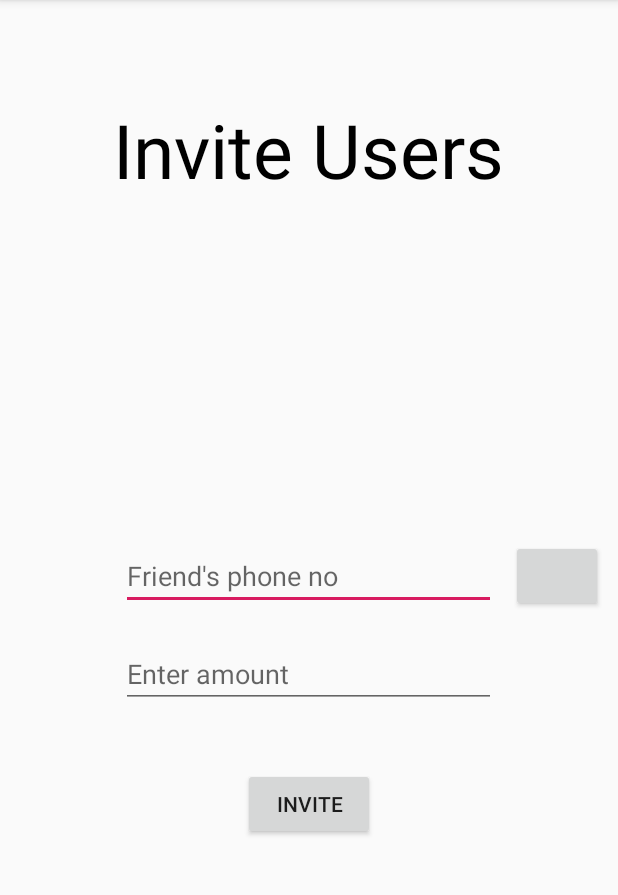
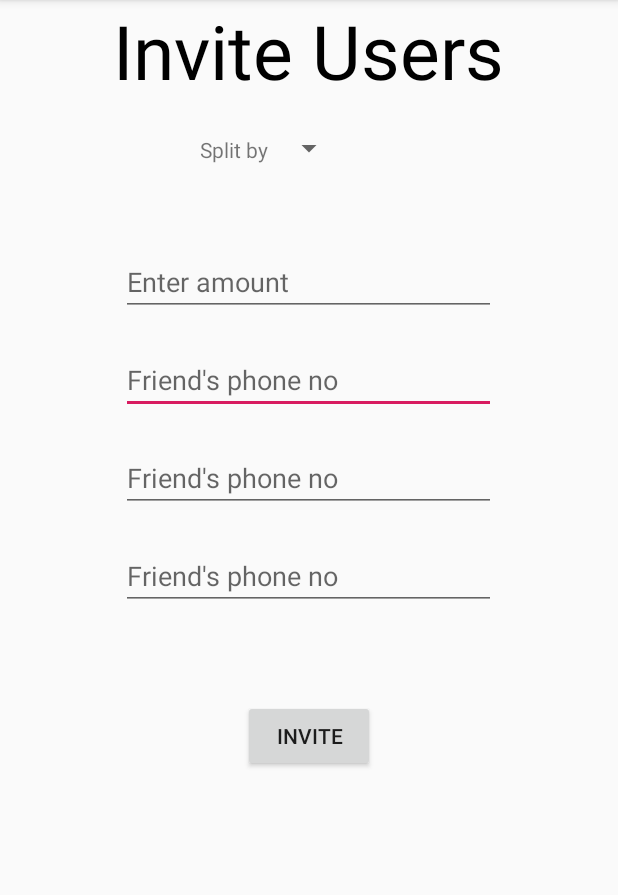
Before and after one commit to achuth10/AGSH, an Android app: the Invites screen opened directly, with no data from a screen before it, on a phone screen of 412 x 824 dp, the part 84-979 px from its top. Run offline under Robolectric (Android 15) with nearby library versions, the phone set to English and light mode, and no system bars; our stand-ins replace Firebase (no records; nobody signed in at launch, a user with empty details on screens opened directly).

Commit message:
Pre-expense sharing

```diff
--- a/app/src/main/java/com/example/agsh/AddBalance.java
+++ b/app/src/main/java/com/example/agsh/AddBalance.java
@@ -49,7 +49,18 @@ private EditText amt;
         amznpay= findViewById(R.id.AddMoneyBtnTempAmzn);
         paytm = findViewById(R.id.AddMoneyBtnTempPaytm);
 
-
+        addmoney.setOnLongClickListener(new View.OnLongClickListener() {
+            @Override
+            public boolean onLongClick(View v) {
+                quick.setVisibility(View.VISIBLE);
+                amznpay.setVisibility(View.VISIBLE);
+                paytm.setVisibility(View.VISIBLE);
+                return true;
+            }
+        });
+        quick.setVisibility(View.INVISIBLE);
+        amznpay.setVisibility(View.INVISIBLE);
+        paytm.setVisibility(View.INVISIBLE);
         addmoney.setEnabled(false);
         quick.setEnabled(false);
         amznpay.setEnabled(false);
--- a/app/src/main/java/com/example/agsh/Invites.java
+++ b/app/src/main/java/com/example/agsh/Invites.java
@@ -31,8 +31,8 @@ public class Invites extends AppCompatActivity {
     private static final int RESULT_PICK_CONTACT = 135;
     private DatabaseReference UserDatabaseReference;
     private FirebaseAuth firebaseAuth;
-    private Button invite,phonebook;
-    private EditText number, amt;
+    private Button invite;//,phonebook;
+    private EditText number, amt,number0,number1;
 
     @Override
     protected void onCreate(Bundle savedInstanceState) {
@@ -42,8 +42,11 @@ public class Invites extends AppCompatActivity {
         UserDatabaseReference = FirebaseDatabase.getInstance().getReference().child("Users").child(firebaseAuth.getUid());
         invite = findViewById(R.id.Invitebtn);
         number = findViewById(R.id.InviteNumber);
+        number0= findViewById(R.id.InviteNumber0);
+        number1= findViewById(R.id.InviteNumber1);
+
         amt = findViewById(R.id.InviteAmt);
-        phonebook= findViewById(R.id.Phonebook);
+        //phonebook= findViewById(R.id.Phonebook);
         invite.setOnClickListener(new View.OnClickListener() {
             @Override
             public void onClick(View v) {
@@ -51,14 +54,14 @@ public class Invites extends AppCompatActivity {
                 UserDatabaseReference.child("InvitedUser").setValue(invitedUser);
             }
         });
-        phonebook.setOnClickListener(new View.OnClickListener() {
-            @Override
-            public void onClick(View v) {
-                final int PICK_CONTACT = 2015;
-                Intent i = new Intent(Intent.ACTION_PICK, ContactsContract.CommonDataKinds.Phone.CONTENT_URI);
-                startActivityForResult(i, PICK_CONTACT);
-            }
-        });
+//        phonebook.setOnClickListener(new View.OnClickListener() {
+//            @Override
+//            public void onClick(View v) {
+//                final int PICK_CONTACT = 2015;
+//                Intent i = new Intent(Intent.ACTION_PICK, ContactsContract.CommonDataKinds.Phone.CONTENT_URI);
+//                startActivityForResult(i, PICK_CONTACT);
+//            }
+//        });
     }
 
 
--- a/app/src/main/res/layout/activity_invites.xml
+++ b/app/src/main/res/layout/activity_invites.xml
@@ -5,30 +5,49 @@
     android:layout_width="match_parent"
     android:layout_height="match_parent"
     tools:context=".Invites">
+
     <TextView
+        android:id="@+id/InviteUsersTxt"
         android:layout_width="wrap_content"
         android:layout_height="wrap_content"
+        android:layout_centerHorizontal="true"
+        android:text="Invite Users"
+        android:textColor="#000000"
+        android:textSize="50sp" />
+
+    <EditText
+        android:layout_width="250dp"
+        android:layout_height="wrap_content"
+        android:id="@+id/InviteNumber0"
+        android:layout_centerHorizontal="true"
+        android:layout_above="@id/InviteNumber1"
+        android:layout_centerVertical="true"
+        android:hint="Friend's phone no"/>
+    <EditText
+        android:layout_width="250dp"
+        android:layout_height="wrap_content"
+        android:id="@+id/InviteNumber1"
+        android:layout_centerHorizontal="true"
         android:layout_above="@id/InviteNumber"
-        android:layout_centerHorizontal="true"
-        android:layout_marginBottom="228dp"
-        android:textSize="50dp"
-        android:textColor="#000000"
-        android:text="Invite Users" />
+        android:layout_margin="20dp"
+        android:layout_centerVertical="true"
+        android:hint="Friend's phone no"/>
     <EditText
         android:layout_width="250dp"
         android:layout_height="wrap_content"
         android:id="@+id/InviteNumber"
+        android:layout_marginBottom="40dp"
         android:layout_centerHorizontal="true"
         android:layout_centerVertical="true"
         android:hint="Friend's phone no"/>
-    <Button
+
+    <TextView
         android:layout_width="wrap_content"
         android:layout_height="wrap_content"
-        android:id="@+id/Phonebook"
-        android:layout_toRightOf="@id/InviteNumber"
-        android:layout_centerVertical="true"
-        android:layout_margin="10dp"
-        />
+        android:layout_toLeftOf="@id/Spinner"
+        android:layout_marginTop="90dp"
+        android:text="Split by " />
+
     <EditText
         android:layout_width="250dp"
         android:layout_height="wrap_content"
@@ -36,12 +55,21 @@
         android:layout_centerHorizontal="true"
         android:hint="Enter amount"
         android:layout_margin="20dp"
-        android:layout_below="@id/InviteNumber"/>
-<Button
+        android:layout_above="@id/InviteNumber0"/>
+
+    <Spinner
+        android:id="@+id/Spinner"
+        android:layout_width="wrap_content"
+        android:layout_height="wrap_content"
+        android:layout_below="@id/InviteUsersTxt"
+        android:layout_centerHorizontal="true"
+        android:layout_marginTop="19dp" />
+
+    <Button
     android:layout_width="wrap_content"
     android:layout_height="wrap_content"
     android:layout_centerHorizontal="true"
-    android:layout_below="@id/InviteAmt"
+    android:layout_below="@id/InviteNumber"
     android:layout_margin="20dp"
     android:id="@+id/Invitebtn"
     android:text="Invite"/>
```
